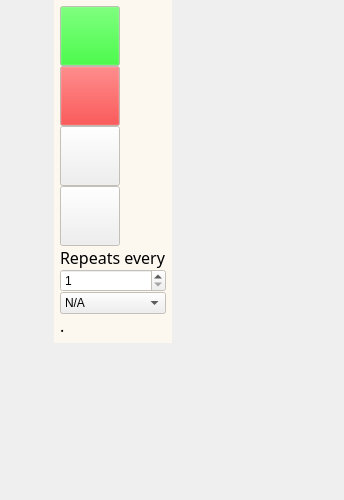
Before: the Qt Designer form src/taskbar.ui in roastduck/calendar, drawn with Qt 5.
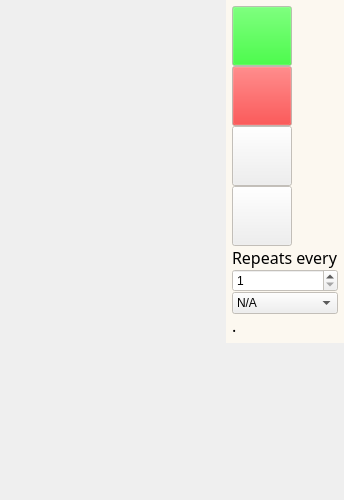
After: the same form once the commit is applied. Icons and pictures are not drawn.

```diff
--- a/src/taskbar.ui
+++ b/src/taskbar.ui
@@ -14,7 +14,7 @@
    </rect>
   </property>
   <property name="sizePolicy">
-   <sizepolicy hsizetype="Expanding" vsizetype="Expanding">
+   <sizepolicy hsizetype="Minimum" vsizetype="Minimum">
     <horstretch>0</horstretch>
     <verstretch>0</verstretch>
    </sizepolicy>
@@ -154,7 +154,26 @@
        <number>0</number>
       </property>
       <item>
-       <layout class="QVBoxLayout" name="verticalLayout">
+       <widget class="QWidget" name="editorFrame" native="true">
+        <property name="sizePolicy">
+         <sizepolicy hsizetype="Expanding" vsizetype="Expanding">
+          <horstretch>0</horstretch>
+          <verstretch>0</verstretch>
+         </sizepolicy>
+        </property>
+        <layout class="QVBoxLayout" name="editorLayout">
+         <property name="leftMargin">
+          <number>0</number>
+         </property>
+         <property name="topMargin">
+          <number>0</number>
+         </property>
+         <property name="rightMargin">
+          <number>0</number>
+         </property>
+         <property name="bottomMargin">
+          <number>0</number>
+         </property>
         <item>
          <widget class="QWidget" name="editor" native="true">
           <layout class="QHBoxLayout" name="horizontalLayout_3">
@@ -190,9 +209,23 @@
          </spacer>
         </item>
        </layout>
+       </widget>
       </item>
       <item>
+       <widget class="QWidget" name="rightFrame" native="true">
        <layout class="QVBoxLayout" name="verticalLayout_2">
+         <property name="leftMargin">
+          <number>0</number>
+         </property>
+         <property name="topMargin">
+          <number>0</number>
+         </property>
+         <property name="rightMargin">
+          <number>0</number>
+         </property>
+         <property name="bottomMargin">
+          <number>0</number>
+         </property>
         <item>
          <widget class="QWidget" name="widget" native="true">
           <property name="sizePolicy">
@@ -516,23 +549,11 @@
          </spacer>
         </item>
        </layout>
+       </widget>
       </item>
      </layout>
     </widget>
    </item>
-   <item>
-    <spacer name="horizontalSpacer">
-     <property name="orientation">
-      <enum>Qt::Horizontal</enum>
-     </property>
-     <property name="sizeHint" stdset="0">
-      <size>
-       <width>40</width>
-       <height>20</height>
-      </size>
-     </property>
-    </spacer>
-   </item>
   </layout>
  </widget>
  <resources>
```
Left out of the diff: 6 changed lines with no effect on the pictures. Lines whose indentation alone changed are shown as unchanged.
